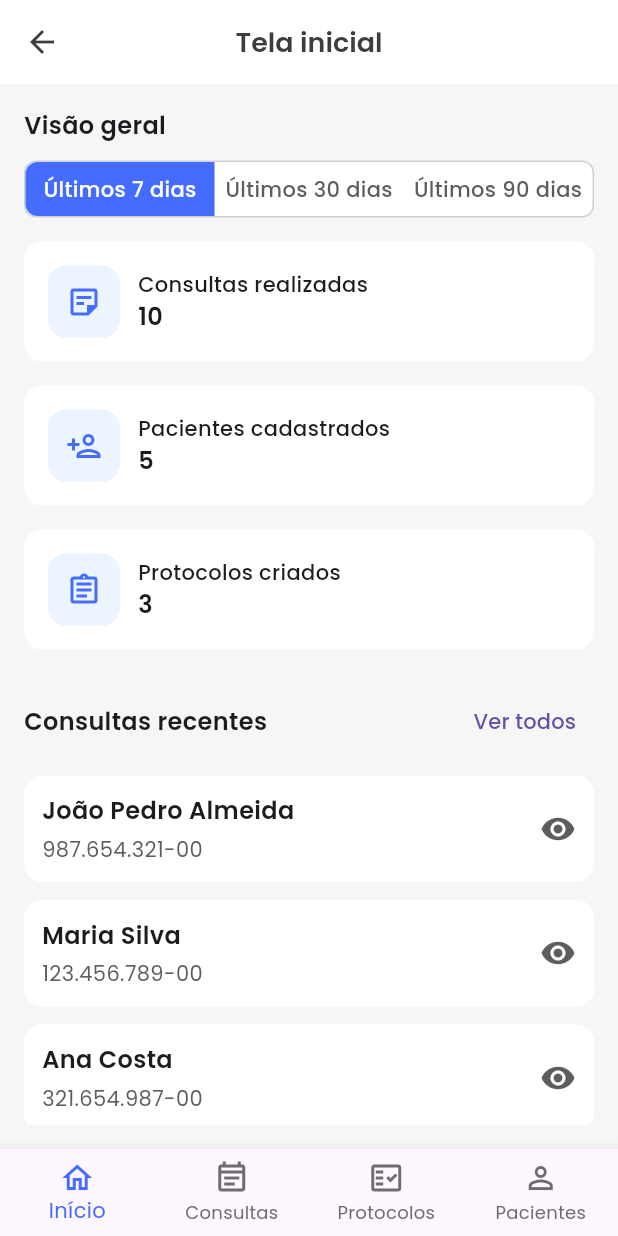
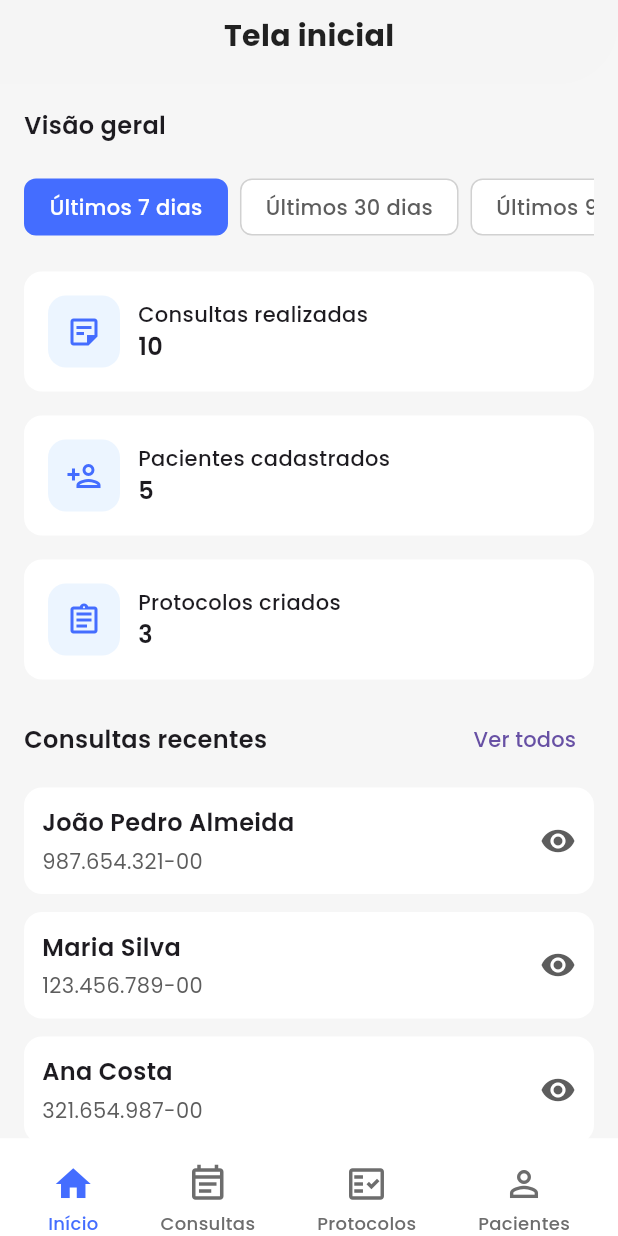
Before and after one commit to eljonathas/neuro_plus, a Flutter app: the screen it shows after launch, on a phone screen of 412 x 824 dp. Run offline on Flutter 3.47's test engine with Material 3 defaults, Android fonts, the phone set to English and light mode, and no system bars; our stand-ins replace google_fonts.

Commit message:
feat: implement home screen layout with custom app bar and bottom navigation

```diff
--- /dev/null
+++ b/lib/core/widgets/bottom_nav_bar.dart
@@ -0,0 +1,95 @@
+import 'package:flutter/material.dart';
+import '../config/theme.dart';
+
+class CustomBottomNavBar extends StatelessWidget {
+  final int currentIndex;
+  final ValueChanged<int> onTap;
+
+  const CustomBottomNavBar({
+    super.key,
+    required this.currentIndex,
+    required this.onTap,
+  });
+
+  @override
+  Widget build(BuildContext context) {
+    return Container(
+      decoration: BoxDecoration(color: Colors.white),
+      child: SafeArea(
+        top: false,
+        child: Container(
+          padding: const EdgeInsets.only(top: 16, left: 32, right: 32),
+          decoration: BoxDecoration(color: Colors.white),
+          child: Row(
+            mainAxisAlignment: MainAxisAlignment.spaceBetween,
+            children: List.generate(_labels.length, (index) {
+              final isActive = index == currentIndex;
+              return _NavItem(
+                label: _labels[index],
+                icon: _icons[index].call(isActive),
+                isActive: isActive,
+                onTap: () => onTap(index),
+              );
+            }),
+          ),
+        ),
+      ),
+    );
+  }
+
+  static const List<String> _labels = [
+    'Início',
+    'Consultas',
+    'Protocolos',
+    'Pacientes',
+  ];
+
+  static final List<Icon Function(bool)> _icons = [
+    (active) => Icon(active ? Icons.home : Icons.home_outlined),
+    (active) => Icon(active ? Icons.event_note : Icons.event_note_outlined),
+    (active) => Icon(active ? Icons.fact_check : Icons.fact_check_outlined),
+    (active) => Icon(active ? Icons.person : Icons.person_outline),
+  ];
+}
+
+class _NavItem extends StatelessWidget {
+  final String label;
+  final Icon icon;
+  final bool isActive;
+  final VoidCallback onTap;
+
+  const _NavItem({
+    Key? key,
+    required this.label,
+    required this.icon,
+    required this.isActive,
+    required this.onTap,
+  }) : super(key: key);
+
+  @override
+  Widget build(BuildContext context) {
+    return GestureDetector(
+      behavior: HitTestBehavior.opaque,
+      onTap: onTap,
+      child: Column(
+        mainAxisSize: MainAxisSize.min,
+        children: [
+          Icon(
+            icon.icon,
+            color: isActive ? AppColors.primarySwatch : AppColors.gray[500],
+            size: 28,
+          ),
+          const SizedBox(height: 4),
+          Text(
+            label,
+            style: TextStyle(
+              fontSize: 12,
+              fontWeight: FontWeight.w500,
+              color: isActive ? AppColors.primarySwatch : AppColors.gray[500],
+            ),
+          ),
+        ],
+      ),
+    );
+  }
+}
--- /dev/null
+++ b/lib/core/widgets/custom_app_bar.dart
@@ -0,0 +1,66 @@
+import 'package:flutter/material.dart';
+
+class CustomAppBar extends StatelessWidget implements PreferredSizeWidget {
+  final String title;
+  final VoidCallback onBack;
+  final bool? isBackButtonVisible;
+
+  const CustomAppBar({
+    Key? key,
+    required this.title,
+    required this.onBack,
+    this.isBackButtonVisible,
+  }) : super(key: key);
+
+  @override
+  Size get preferredSize => const Size.fromHeight(56); // Altura ajustada a fit-content (48 de conteúdo + 16 padding top/bottom)
+
+  @override
+  Widget build(BuildContext context) {
+    return Container(
+      width: double.infinity,
+      padding: const EdgeInsets.only(bottom: 8, left: 16, right: 16),
+      decoration: BoxDecoration(
+        color: Colors.grey.shade100,
+        borderRadius: const BorderRadius.only(bottomRight: Radius.circular(40)),
+      ),
+      child: SafeArea(
+        bottom: false,
+        child: Row(
+          crossAxisAlignment: CrossAxisAlignment.center,
+          children: [
+            if (isBackButtonVisible ?? true)
+              Container(
+                width: 48,
+                height: 48,
+                decoration: BoxDecoration(
+                  color: Colors.white,
+                  borderRadius: BorderRadius.circular(16),
+                ),
+                child: IconButton(
+                  icon: const Icon(Icons.arrow_back, color: Colors.black87),
+                  onPressed: onBack,
+                ),
+              )
+            else
+              const SizedBox(width: 48),
+            Expanded(
+              child: Center(
+                child: Text(
+                  title,
+                  style: const TextStyle(
+                    fontSize: 20,
+                    fontWeight: FontWeight.bold,
+                    color: Colors.black87,
+                  ),
+                ),
+              ),
+            ),
+            // Espaço vazio para manter o título centralizado
+            const SizedBox(width: 48),
+          ],
+        ),
+      ),
+    );
+  }
+}
--- a/lib/screens/home_screen.dart
+++ b/lib/features/home/home_page.dart
@@ -1,8 +1,10 @@
 import 'package:flutter/material.dart';
-import '../widgets/segment_control.dart';
-import '../widgets/stats_card.dart';
-import '../widgets/recent_item.dart';
-import '../widgets/bottom_nav_bar.dart';
+
+import '../../core/widgets/custom_app_bar.dart';
+import 'widgets/segment_control.dart';
+import 'widgets/stats_card.dart';
+import 'widgets/recent_item.dart';
+import '../../core/widgets/bottom_nav_bar.dart';
 
 class HomeScreen extends StatefulWidget {
   const HomeScreen({super.key});
@@ -20,15 +22,12 @@ class _HomeScreenState extends State<HomeScreen> {
   @override
   Widget build(BuildContext context) {
     return Scaffold(
-      appBar: AppBar(
-        leading: IconButton(
-          icon: const Icon(Icons.arrow_back),
-          onPressed: () {},
+      appBar: CustomAppBar(
+        title: 'Tela inicial',
+        onBack: () => Navigator.of(context).pop(),
+        isBackButtonVisible: false,
       ),
-        title: const Text('Tela inicial'),
-        centerTitle: true,
-      ),
-      body: Padding(
+      body: SingleChildScrollView(
         padding: const EdgeInsets.all(16),
         child: Column(
           crossAxisAlignment: CrossAxisAlignment.start,
@@ -37,7 +36,7 @@ class _HomeScreenState extends State<HomeScreen> {
               'Visão geral',
               style: TextStyle(fontSize: 16, fontWeight: FontWeight.w600),
             ),
-            const SizedBox(height: 12),
+            const SizedBox(height: 16),
             SegmentControl(
               segments: _ranges,
               selectedIndex: _selectedSegment,
@@ -45,7 +44,7 @@ class _HomeScreenState extends State<HomeScreen> {
             ),
             const SizedBox(height: 16),
             Wrap(
-              direction: Axis.horizontal,
+              spacing: 16,
               runSpacing: 16,
               children: [
                 StatsCard(
@@ -65,7 +64,7 @@ class _HomeScreenState extends State<HomeScreen> {
                 ),
               ],
             ),
-            const SizedBox(height: 24),
+            const SizedBox(height: 16),
             Row(
               mainAxisAlignment: MainAxisAlignment.spaceBetween,
               children: [
@@ -76,9 +75,8 @@ class _HomeScreenState extends State<HomeScreen> {
                 TextButton(onPressed: () {}, child: const Text('Ver todos')),
               ],
             ),
-            const SizedBox(height: 12),
-            Expanded(
-              child: ListView(
+            const SizedBox(height: 8),
+            Column(
               children: const [
                 RecentItem(
                   title: 'João Pedro Almeida',
@@ -87,7 +85,6 @@ class _HomeScreenState extends State<HomeScreen> {
                 RecentItem(title: 'Maria Silva', subtitle: '123.456.789-00'),
                 RecentItem(title: 'Ana Costa', subtitle: '321.654.987-00'),
               ],
-              ),
             ),
           ],
         ),
--- a/lib/widgets/recent_item.dart
+++ b/lib/features/home/widgets/recent_item.dart
@@ -1,5 +1,5 @@
 import 'package:flutter/material.dart';
-import '../theme.dart';
+import '../../../core/config/theme.dart';
 
 class RecentItem extends StatelessWidget {
   final String title;
--- a/lib/widgets/segment_control.dart
+++ b/lib/features/home/widgets/segment_control.dart
@@ -1,5 +1,5 @@
 import 'package:flutter/material.dart';
-import '../theme.dart';
+import '../../../core/config/theme.dart';
 
 class SegmentControl extends StatelessWidget {
   final List<String> segments;
@@ -7,41 +7,36 @@ class SegmentControl extends StatelessWidget {
   final ValueChanged<int> onValueChanged;
 
   const SegmentControl({
-    super.key,
+    Key? key,
     required this.segments,
     required this.selectedIndex,
     required this.onValueChanged,
-  });
+  }) : super(key: key);
 
   @override
   Widget build(BuildContext context) {
-    return Container(
-      decoration: BoxDecoration(
-        color: Colors.white,
-        borderRadius: BorderRadius.circular(8),
-        border: Border.all(color: AppColors.gray[200]!),
-      ),
+    return SingleChildScrollView(
+      scrollDirection: Axis.horizontal,
+      padding: const EdgeInsets.symmetric(vertical: 8),
       child: Row(
-        mainAxisSize: MainAxisSize.min,
         children: List.generate(segments.length, (i) {
           final bool isActive = i == selectedIndex;
-          return Expanded(
+          return Padding(
+            padding: EdgeInsets.only(right: i == segments.length - 1 ? 0 : 8),
             child: GestureDetector(
               onTap: () => onValueChanged(i),
               child: Container(
-                padding: const EdgeInsets.symmetric(vertical: 8),
+                padding: const EdgeInsets.symmetric(
+                  vertical: 8,
+                  horizontal: 16,
+                ),
                 decoration: BoxDecoration(
-                  color:
-                      isActive ? AppColors.primarySwatch : Colors.transparent,
-                  borderRadius: BorderRadius.horizontal(
-                    left: i == 0 ? const Radius.circular(8) : Radius.zero,
-                    right:
-                        i == segments.length - 1
-                            ? const Radius.circular(8)
-                            : Radius.zero,
+                  color: isActive ? AppColors.primarySwatch : Colors.white,
+                  borderRadius: BorderRadius.circular(8),
+                  border: Border.all(
+                    color: isActive ? Colors.transparent : AppColors.gray[200]!,
                   ),
                 ),
-                alignment: Alignment.center,
                 child: Text(
                   segments[i],
                   style: TextStyle(
--- a/lib/widgets/stats_card.dart
+++ b/lib/features/home/widgets/stats_card.dart
@@ -1,5 +1,5 @@
 import 'package:flutter/material.dart';
-import '../theme.dart';
+import '../../../core/config/theme.dart';
 
 class StatsCard extends StatelessWidget {
   final IconData icon;
--- a/lib/main.dart
+++ b/lib/main.dart
@@ -1,6 +1,6 @@
 import 'package:flutter/material.dart';
-import 'theme.dart';
-import 'screens/home_screen.dart';
+import 'core/config/theme.dart';
+import 'features/home/home_page.dart';
 
 void main() {
   runApp(const MyApp());
--- a/lib/widgets/bottom_nav_bar.dart
+++ /dev/null
@@ -1,43 +0,0 @@
-import 'package:flutter/material.dart';
-import '../theme.dart';
-
-class CustomBottomNavBar extends StatelessWidget {
-  final int currentIndex;
-  final ValueChanged<int> onTap;
-
-  const CustomBottomNavBar({
-    super.key,
-    required this.currentIndex,
-    required this.onTap,
-  });
-
-  @override
-  Widget build(BuildContext context) {
-    return BottomNavigationBar(
-      currentIndex: currentIndex,
-      onTap: onTap,
-      type: BottomNavigationBarType.fixed,
-      selectedItemColor: AppColors.primarySwatch,
-      unselectedItemColor: AppColors.gray[500],
-      showUnselectedLabels: true,
-      items: const [
-        BottomNavigationBarItem(
-          icon: Icon(Icons.home_outlined),
-          label: 'Início',
-        ),
-        BottomNavigationBarItem(
-          icon: Icon(Icons.event_note_outlined),
-          label: 'Consultas',
-        ),
-        BottomNavigationBarItem(
-          icon: Icon(Icons.fact_check_outlined),
-          label: 'Protocolos',
-        ),
-        BottomNavigationBarItem(
-          icon: Icon(Icons.person_outline),
-          label: 'Pacientes',
-        ),
-      ],
-    );
-  }
-}
```
Also changed, not shown: lib/core/config/theme.dart (renamed from lib/theme.dart). Lines whose indentation alone changed are shown as unchanged.
